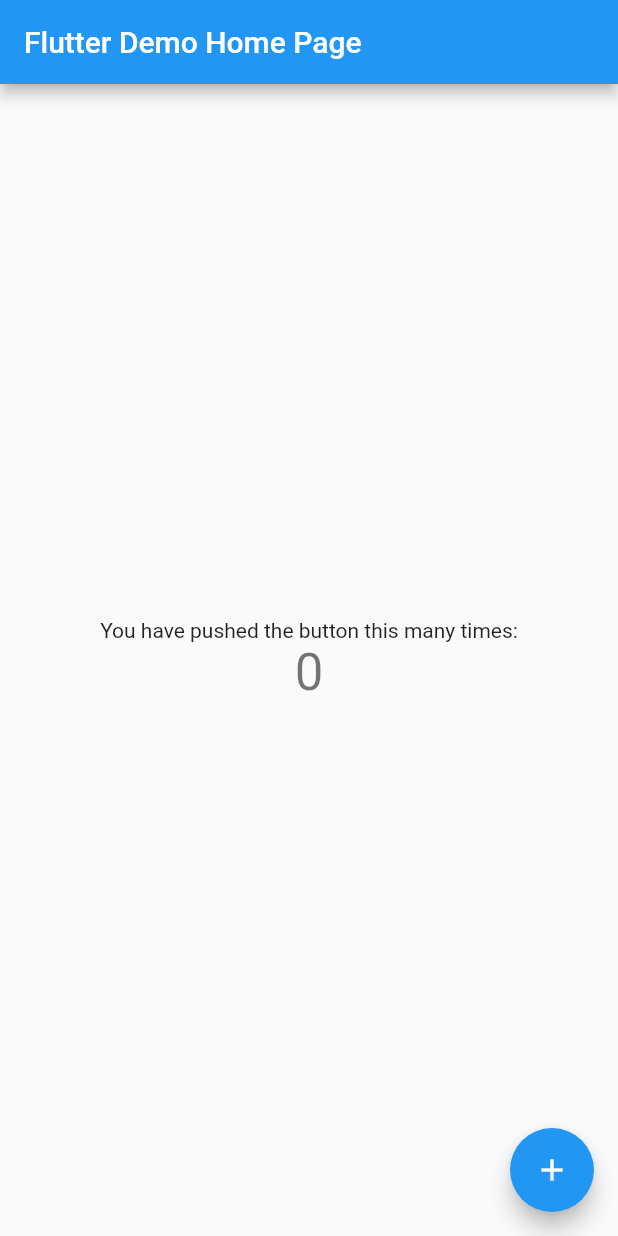
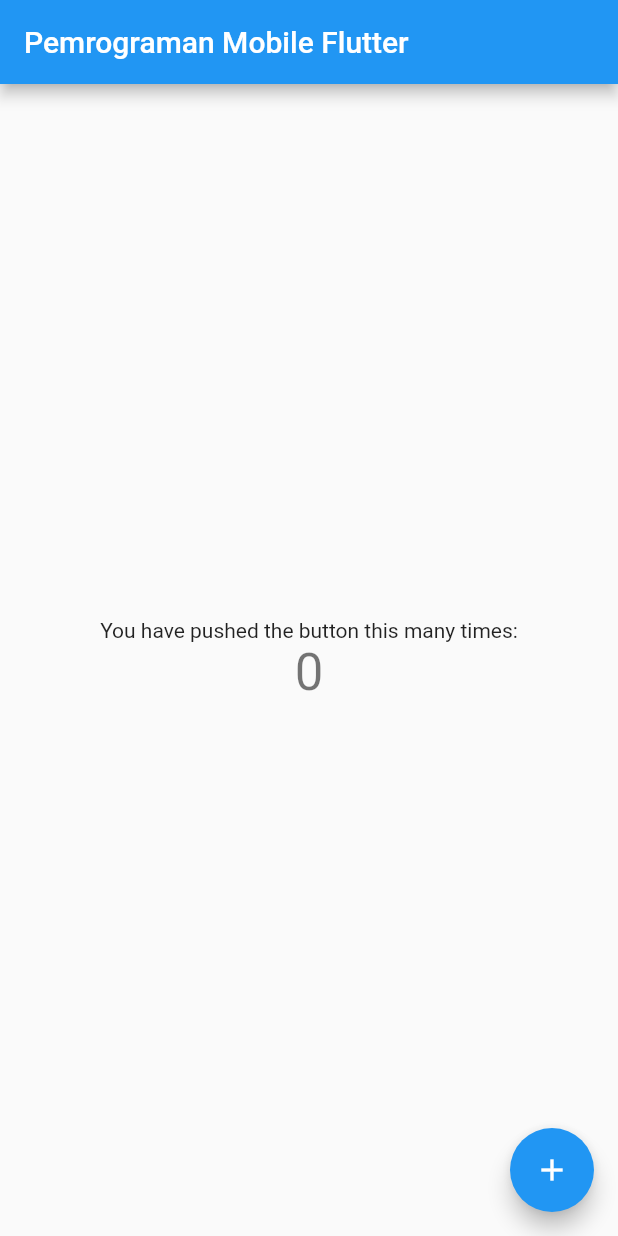
Before and after one commit to dhanifudin/helloflutter, a Flutter app: the screen it shows after launch, on a phone screen of 412 x 824 dp. Run offline on Flutter 3.47's test engine with Material 2 defaults, Android fonts, the phone set to English and light mode, and no system bars.

Commit message:
change title

```diff
--- a/lib/main.dart
+++ b/lib/main.dart
@@ -26,7 +26,7 @@ class MyApp extends StatelessWidget {
         // closer together (more dense) than on mobile platforms.
         visualDensity: VisualDensity.adaptivePlatformDensity,
       ),
-      home: MyHomePage(title: 'Flutter Demo Home Page'),
+      home: MyHomePage(title: 'Pemrograman Mobile Flutter'),
     );
   }
 }
```
